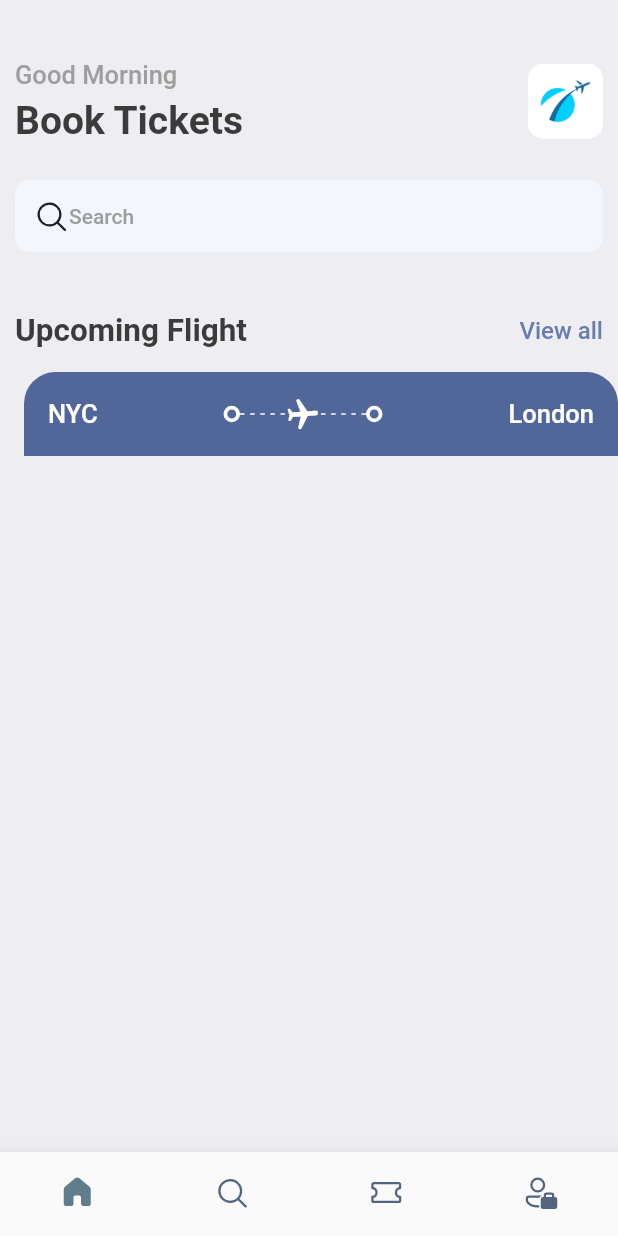
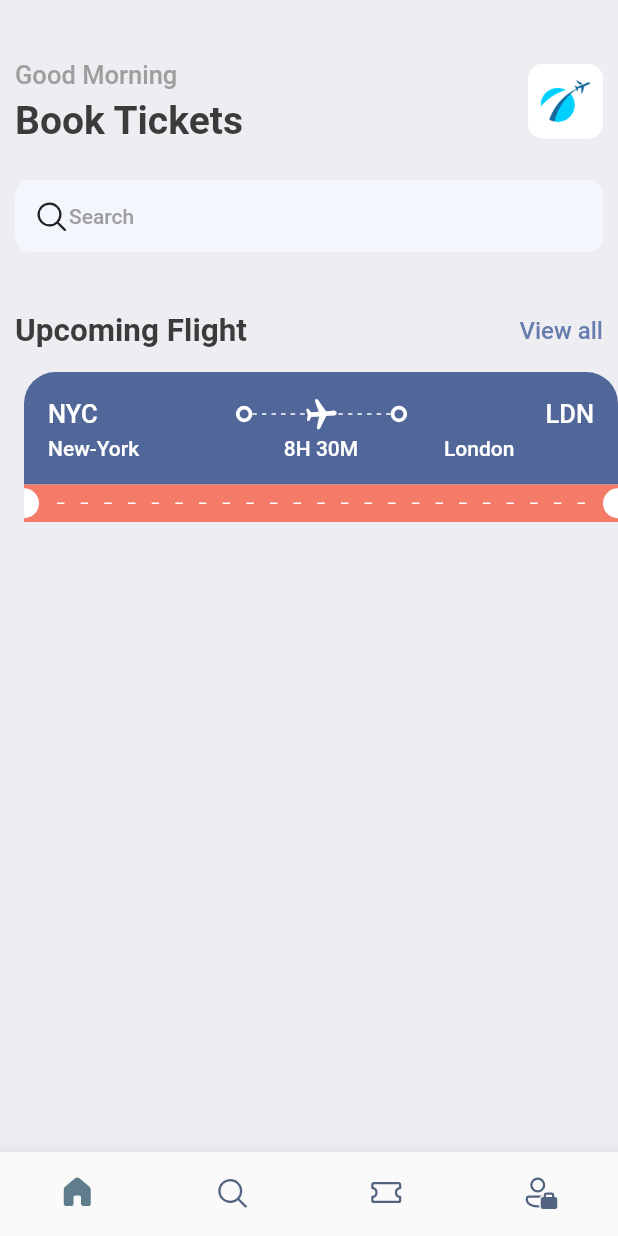
Before and after one commit to its-asaduzzaman/air_ticket_flutter, a Flutter app: the screen it shows after launch, on a phone screen of 412 x 824 dp. Run offline on Flutter 3.47's test engine with Material 2 defaults, Android fonts, the phone set to English and light mode, and no system bars; our stand-ins replace fluentui_icons, gap.

Commit message:
ticket orange small part done

```diff
--- a/lib/screens/ticket_view.dart
+++ b/lib/screens/ticket_view.dart
@@ -1,6 +1,7 @@
 import 'package:air_ticket_flutter/utils/app_layout.dart';
 import 'package:flutter/material.dart';
 import 'package:air_ticket_flutter/utils/app_style.dart';
+import 'package:gap/gap.dart';
 
 import '../widgets/thick_container.dart';
 
@@ -14,15 +15,18 @@ class TicketView extends StatelessWidget {
       width: size.width,
       height: 200,
       child: Container(
-        margin: EdgeInsets.only(
+        margin: const EdgeInsets.only(
           left: 16,
         ),
         child: Column(
           children: [
+            /*
+            Blue ticket part
+             */
             Container(
-              decoration: BoxDecoration(
-                color: const Color(0xFF526799),
-                borderRadius: const BorderRadius.only(
+              decoration: const BoxDecoration(
+                color: Color(0xFF526799),
+                borderRadius: BorderRadius.only(
                   topLeft: Radius.circular(21),
                   topRight: Radius.circular(21),
                 ),
@@ -38,7 +42,7 @@ class TicketView extends StatelessWidget {
                             Styles.headLineStyle3.copyWith(color: Colors.white),
                       ),
                       const Spacer(),
-                      ThickContainer(),
+                      const ThickContainer(),
                       Expanded(
                         child: Stack(
                           children: [
@@ -72,7 +76,7 @@ class TicketView extends StatelessWidget {
                             Center(
                               child: Transform.rotate(
                                 angle: 1.5,
-                                child: Icon(
+                                child: const Icon(
                                   Icons.local_airport_rounded,
                                   color: Colors.white,
                                 ),
@@ -81,14 +85,104 @@ class TicketView extends StatelessWidget {
                           ],
                         ),
                       ),
-                      ThickContainer(),
+                      const ThickContainer(),
                       const Spacer(),
                       Text(
-                        'London',
+                        'LDN',
                         style:
                             Styles.headLineStyle3.copyWith(color: Colors.white),
                       )
                     ],
+                  ),
+                  const Gap(3),
+                  Row(
+                    mainAxisAlignment: MainAxisAlignment.spaceBetween,
+                    children: [
+                      SizedBox(
+                        width: 100,
+                        child: Text(
+                          'New-York',
+                          style: Styles.headLineStyle4
+                              .copyWith(color: Colors.white),
+                        ),
+                      ),
+                      Text(
+                        '8H 30M',
+                        style:
+                            Styles.headLineStyle4.copyWith(color: Colors.white),
+                      ),
+                      SizedBox(
+                        width: 100,
+                        child: Text(
+                          'London',
+                          style: Styles.headLineStyle4
+                              .copyWith(color: Colors.white),
+                        ),
+                      ),
+                    ],
+                  ),
+                ],
+              ),
+            ),
+            /*
+            Orange ticket part
+             */
+            Container(
+              color: Styles.orangeColor,
+              child: Row(
+                children: [
+                  const SizedBox(
+                    height: 20,
+                    width: 10,
+                    child: DecoratedBox(
+                      decoration: BoxDecoration(
+                        color: Colors.white,
+                        borderRadius: BorderRadius.only(
+                          topRight: Radius.circular(10),
+                          bottomRight: Radius.circular(10),
+                        ),
+                      ),
+                    ),
+                  ),
+                  Expanded(
+                    child: Padding(
+                      padding: const EdgeInsets.all(12.0),
+                      child: LayoutBuilder(
+                        builder:
+                            (BuildContext context, BoxConstraints constraints) {
+                          return Flex(
+                            direction: Axis.horizontal,
+                            mainAxisAlignment: MainAxisAlignment.spaceBetween,
+                            mainAxisSize: MainAxisSize.max,
+                            children: List.generate(
+                              (constraints.constrainWidth() / 15).floor(),
+                              (index) => const SizedBox(
+                                width: 5,
+                                height: 1,
+                                child: DecoratedBox(
+                                  decoration: BoxDecoration(
+                                    color: Colors.white,
+                                  ),
+                                ),
+                              ),
+                            ),
+                          );
+                        },
+                      ),
+                    ),
+                  ),
+                  const SizedBox(
+                    height: 20,
+                    width: 10,
+                    child: DecoratedBox(
+                      decoration: BoxDecoration(
+                        color: Colors.white,
+                        borderRadius: BorderRadius.only(
+                          topLeft: Radius.circular(10),
+                          bottomLeft: Radius.circular(10),
+                        ),
+                      ),
+                    ),
                   )
                 ],
               ),
--- a/lib/utils/app_style.dart
+++ b/lib/utils/app_style.dart
@@ -6,7 +6,7 @@ class Styles {
   static Color primaryColor = primary;
   static Color textColor = const Color(0xFF3b3b3b);
   static Color bgColor = const Color(0xFFeeedf2);
-  static Color orangeColor = const Color(0xFF526799);
+  static Color orangeColor = const Color(0xFFF37B67);
   static TextStyle textStyle =
       TextStyle(fontSize: 16, color: textColor, fontWeight: FontWeight.w500);
   static TextStyle headLineStyle1 =
```
